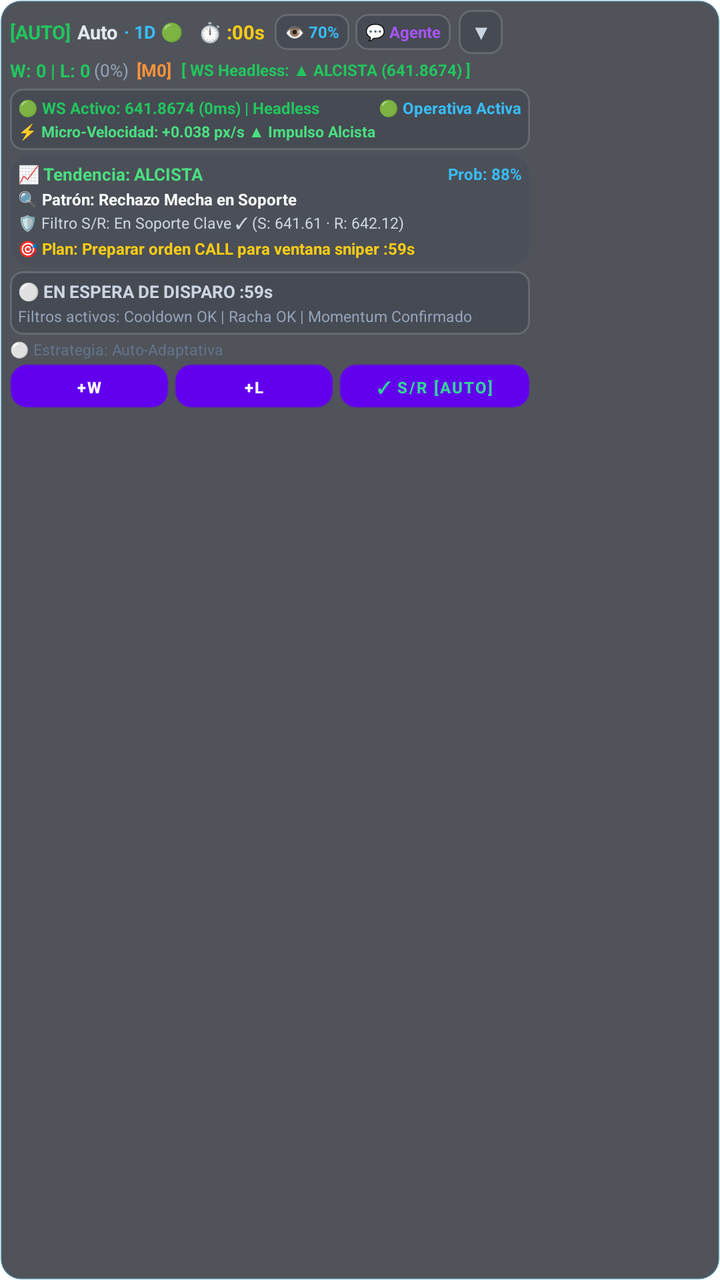
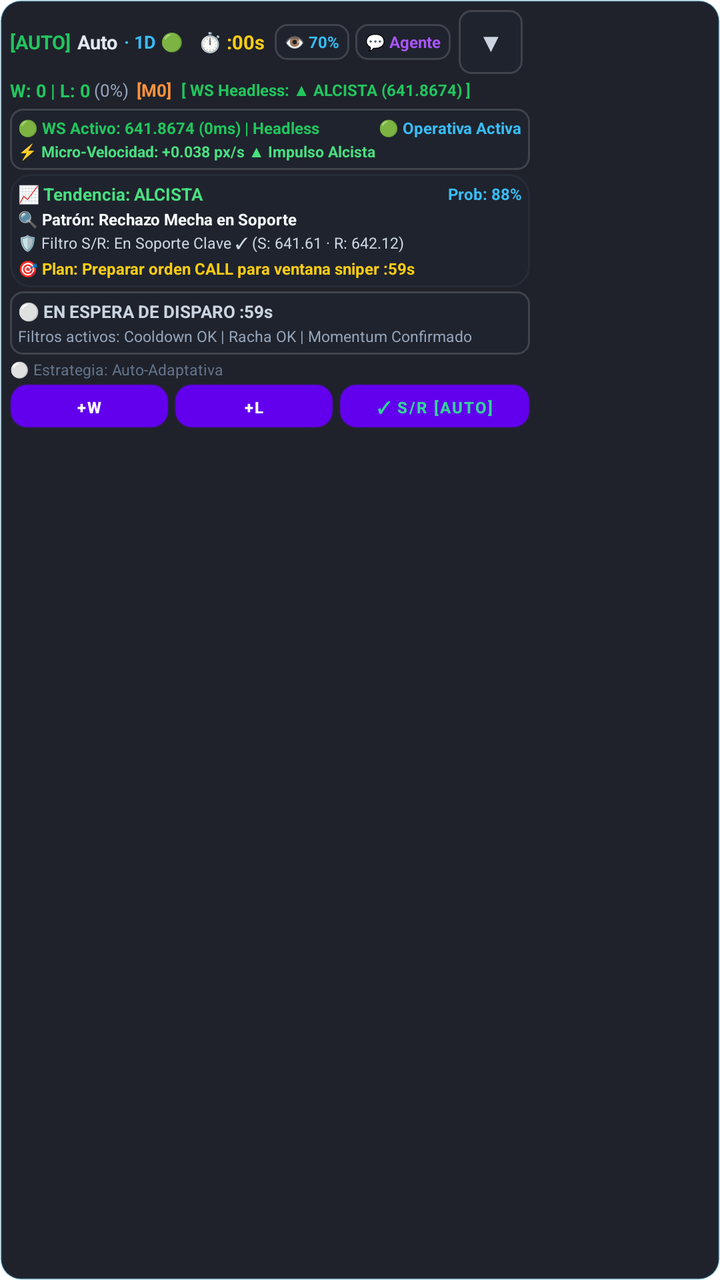

Screens rendered from an Android XML layout before and after an edit, with the pre-edit source and the edit as a unified diff.
<!-- AndroidManifest.xml: application theme Theme.TradeDraw -->
<!-- res/layout/layout_trading_hud.xml -->
<?xml version="1.0" encoding="utf-8"?>
<LinearLayout xmlns:android="http://schemas.android.com/apk/res/android"
    android:id="@+id/hud_root"
    android:layout_width="wrap_content"
    android:layout_height="wrap_content"
    android:orientation="vertical"
    android:background="@drawable/bg_hud_panel"
    android:padding="5dp"
    android:elevation="14dp">

    
    <LinearLayout
        android:id="@+id/hud_header_line1"
        android:layout_width="wrap_content"
        android:layout_height="wrap_content"
        android:orientation="horizontal"
        android:gravity="center_vertical">

        <TextView
            android:id="@+id/hud_mode"
            android:layout_width="wrap_content"
            android:layout_height="wrap_content"
            android:text="[AUTO]"
            android:textColor="#22c55e"
            android:textSize="9.5sp"
            android:textStyle="bold"
            android:paddingEnd="3dp" />

        <TextView
            android:id="@+id/hud_strategy"
            android:layout_width="wrap_content"
            android:layout_height="wrap_content"
            android:text="Auto"
            android:textColor="#e2e8f0"
            android:textSize="9.5sp"
            android:textStyle="bold" />

        <TextView
            android:id="@+id/hud_streak_badge"
            android:layout_width="wrap_content"
            android:layout_height="wrap_content"
            android:text="· 1D 🟢"
            android:textColor="#38bdf8"
            android:textSize="9sp"
            android:textStyle="bold"
            android:layout_marginStart="3dp" />

        <TextView
            android:id="@+id/hud_timer"
            android:layout_width="wrap_content"
            android:layout_height="wrap_content"
            android:text=" ⏱️ :00s"
            android:textColor="#facc15"
            android:textSize="9.5sp"
            android:textStyle="bold"
            android:layout_marginStart="5dp" />

        
        <TextView
            android:id="@+id/hud_btn_opacity"
            android:layout_width="wrap_content"
            android:layout_height="18dp"
            android:text=" 👁️ 70% "
            android:textColor="#38bdf8"
            android:textSize="8sp"
            android:textStyle="bold"
            android:gravity="center"
            android:background="@drawable/bg_hud_chip"
            android:layout_marginStart="5dp"
            android:paddingHorizontal="3dp"
            android:clickable="true"
            android:focusable="true" />

        
        <TextView
            android:id="@+id/hud_btn_chat"
            android:layout_width="wrap_content"
            android:layout_height="18dp"
            android:text=" 💬 Agente "
            android:textColor="#a855f7"
            android:textSize="8sp"
            android:textStyle="bold"
            android:gravity="center"
            android:background="@drawable/bg_hud_chip"
            android:layout_marginStart="3dp"
            android:paddingHorizontal="3dp"
            android:clickable="true"
            android:focusable="true" />

        
        <TextView
            android:id="@+id/hud_btn_collapse"
            android:layout_width="22dp"
            android:layout_height="22dp"
            android:text="▼"
            android:textColor="#cbd5e1"
            android:textSize="9.5sp"
            android:textStyle="bold"
            android:gravity="center"
            android:background="@drawable/bg_hud_chip"
            android:layout_marginStart="4dp"
            android:clickable="true"
            android:focusable="true" />
    </LinearLayout>

    
    <LinearLayout
        android:id="@+id/hud_opacity_slider_container"
        android:layout_width="match_parent"
        android:layout_height="24dp"
        android:orientation="horizontal"
        android:gravity="center_vertical"
        android:background="@drawable/bg_hud_chip"
        android:paddingHorizontal="6dp"
        android:layout_marginTop="2dp"
        android:visibility="gone">

        <TextView
            android:layout_width="wrap_content"
            android:layout_height="wrap_content"
            android:text="👁️ Opacidad"
            android:textColor="#38bdf8"
            android:textSize="8sp"
            android:textStyle="bold" />

        <SeekBar
            android:id="@+id/hud_seek_opacity"
            android:layout_width="0dp"
            android:layout_height="wrap_content"
            android:layout_weight="1"
            android:max="80"
            android:progress="50"
            android:thumbTint="#38bdf8"
            android:progressTint="#38bdf8"
            android:progressBackgroundTint="#334155" />

        <TextView
            android:id="@+id/hud_txt_opacity_value"
            android:layout_width="28dp"
            android:layout_height="wrap_content"
            android:text="70%"
            android:gravity="end"
            android:textColor="#f8fafc"
            android:textSize="8sp"
            android:textStyle="bold" />
    </LinearLayout>

    
    <LinearLayout
        android:id="@+id/hud_header_line2"
        android:layout_width="wrap_content"
        android:layout_height="wrap_content"
        android:orientation="horizontal"
        android:gravity="center_vertical"
        android:layout_marginTop="2dp">

        <TextView
            android:id="@+id/hud_stats"
            android:layout_width="wrap_content"
            android:layout_height="wrap_content"
            android:text="W: 0 | L: 0"
            android:textColor="#22c55e"
            android:textSize="9sp"
            android:textStyle="bold" />

        <TextView
            android:id="@+id/hud_winrate"
            android:layout_width="wrap_content"
            android:layout_height="wrap_content"
            android:text=" (0%)"
            android:textColor="#94a3b8"
            android:textSize="8.5sp" />

        <TextView
            android:id="@+id/hud_martingale_badge"
            android:layout_width="wrap_content"
            android:layout_height="wrap_content"
            android:text=" [M0]"
            android:textColor="#fb923c"
            android:textSize="8.5sp"
            android:textStyle="bold"
            android:layout_marginStart="2dp" />

        
        <TextView
            android:id="@+id/hud_power_bar"
            android:layout_width="wrap_content"
            android:layout_height="wrap_content"
            android:text="[ WS Headless: ▲ ALCISTA (641.8674) ]"
            android:textColor="#22c55e"
            android:textSize="8sp"
            android:textStyle="bold"
            android:layout_marginStart="5dp" />
    </LinearLayout>

    
    <LinearLayout
        android:id="@+id/hud_details_container"
        android:layout_width="260dp"
        android:layout_height="wrap_content"
        android:orientation="vertical"
        android:layout_marginTop="3dp"
        android:visibility="visible">

        
        <LinearLayout
            android:id="@+id/hud_manual_fallback_alert"
            android:layout_width="match_parent"
            android:layout_height="wrap_content"
            android:orientation="vertical"
            android:background="@drawable/bg_hud_chip"
            android:padding="6dp"
            android:layout_marginBottom="3dp"
            android:gravity="center"
            android:visibility="gone">

            <TextView
                android:id="@+id/hud_manual_fallback_title"
                android:layout_width="wrap_content"
                android:layout_height="wrap_content"
                android:text="🚨 ¡PULSA MANUAL! 🚨"
                android:textColor="#ffffff"
                android:textSize="11sp"
                android:textStyle="bold" />

            <TextView
                android:id="@+id/hud_manual_fallback_action"
                android:layout_width="wrap_content"
                android:layout_height="wrap_content"
                android:text="▲ CALL (SUBE) ▲"
                android:textColor="#22c55e"
                android:textSize="13sp"
                android:textStyle="bold"
                android:layout_marginTop="2dp" />
        </LinearLayout>

        
        <LinearLayout
            android:layout_width="match_parent"
            android:layout_height="wrap_content"
            android:orientation="vertical"
            android:background="@drawable/bg_hud_chip"
            android:padding="4dp"
            android:layout_marginBottom="2dp">

            <LinearLayout
                android:layout_width="match_parent"
                android:layout_height="wrap_content"
                android:orientation="horizontal"
                android:gravity="center_vertical">

                <TextView
                    android:id="@+id/hud_diag"
                    android:layout_width="0dp"
                    android:layout_height="wrap_content"
                    android:layout_weight="1"
                    android:text="🟢 WS Activo: 641.8674 (0ms) | Headless"
                    android:textColor="#22c55e"
                    android:textSize="8sp"
                    android:textStyle="bold" />

                <TextView
                    android:id="@+id/hud_status"
                    android:layout_width="wrap_content"
                    android:layout_height="wrap_content"
                    android:text="🟢 Operativa Activa"
                    android:textColor="#38bdf8"
                    android:textSize="8sp"
                    android:textStyle="bold" />
            </LinearLayout>

            
            <TextView
                android:id="@+id/hud_tick_velocity"
                android:layout_width="match_parent"
                android:layout_height="wrap_content"
                android:text="⚡ Micro-Velocidad: +0.038 px/s ▲ Impulso Alcista"
                android:textColor="#4ade80"
                android:textSize="7.5sp"
                android:textStyle="bold"
                android:layout_marginTop="1dp" />
        </LinearLayout>

        
        <LinearLayout
            android:id="@+id/hud_didactic_card"
            android:layout_width="match_parent"
            android:layout_height="wrap_content"
            android:orientation="vertical"
            android:background="@drawable/bg_hud_signal_idle"
            android:padding="4dp"
            android:layout_marginBottom="2dp">

            
            <LinearLayout
                android:layout_width="match_parent"
                android:layout_height="wrap_content"
                android:orientation="horizontal"
                android:gravity="center_vertical">

                <TextView
                    android:id="@+id/hud_trend_badge"
                    android:layout_width="0dp"
                    android:layout_height="wrap_content"
                    android:layout_weight="1"
                    android:text="📈 Tendencia: ALCISTA"
                    android:textColor="#4ade80"
                    android:textSize="8.5sp"
                    android:textStyle="bold" />

                <TextView
                    android:id="@+id/hud_prob_badge"
                    android:layout_width="wrap_content"
                    android:layout_height="wrap_content"
                    android:text="Prob: 88%"
                    android:textColor="#38bdf8"
                    android:textSize="8sp"
                    android:textStyle="bold" />
            </LinearLayout>

            
            <TextView
                android:id="@+id/hud_detected_pattern"
                android:layout_width="match_parent"
                android:layout_height="wrap_content"
                android:text="🔍 Patrón: Rechazo Mecha en Soporte"
                android:textColor="#f8fafc"
                android:textSize="8sp"
                android:textStyle="bold"
                android:layout_marginTop="1dp" />

            
            <TextView
                android:id="@+id/hud_sr_filter_badge"
                android:layout_width="match_parent"
                android:layout_height="wrap_content"
                android:text="🛡️ Filtro S/R: En Soporte Clave ✓ (S: 641.61 · R: 642.12)"
                android:textColor="#cbd5e1"
                android:textSize="7.5sp"
                android:layout_marginTop="1dp" />

            
            <TextView
                android:id="@+id/hud_planned_action"
                android:layout_width="match_parent"
                android:layout_height="wrap_content"
                android:text="🎯 Plan: Preparar orden CALL para ventana sniper :59s"
                android:textColor="#facc15"
                android:textSize="8sp"
                android:textStyle="bold"
                android:layout_marginTop="2dp" />
        </LinearLayout>

        
        <LinearLayout
            android:id="@+id/hud_signal_card"
            android:layout_width="match_parent"
            android:layout_height="wrap_content"
            android:orientation="vertical"
            android:background="@drawable/bg_hud_chip"
            android:padding="4dp"
            android:layout_marginBottom="2dp">

            <LinearLayout
                android:layout_width="match_parent"
                android:layout_height="wrap_content"
                android:orientation="horizontal"
                android:gravity="center_vertical">

                <TextView
                    android:id="@+id/hud_signal_title"
                    android:layout_width="0dp"
                    android:layout_height="wrap_content"
                    android:layout_weight="1"
                    android:text="⚪ EN ESPERA DE DISPARO :59s"
                    android:textColor="#cbd5e1"
                    android:textSize="8.5sp"
                    android:textStyle="bold" />

                <TextView
                    android:id="@+id/hud_signal_countdown"
                    android:layout_width="wrap_content"
                    android:layout_height="wrap_content"
                    android:text=""
                    android:textColor="#facc15"
                    android:textSize="8sp"
                    android:textStyle="bold"
                    android:visibility="gone" />
            </LinearLayout>

            <TextView
                android:id="@+id/hud_signal_desc"
                android:layout_width="match_parent"
                android:layout_height="wrap_content"
                android:text="Filtros activos: Cooldown OK | Racha OK | Momentum Confirmado"
                android:textColor="#94a3b8"
                android:textSize="7.5sp"
                android:layout_marginTop="1dp" />
        </LinearLayout>

        
        <TextView
            android:id="@+id/hud_hint"
            android:layout_width="wrap_content"
            android:layout_height="wrap_content"
            android:text="⚪ Estrategia: Auto-Adaptativa"
            android:textColor="#64748b"
            android:textSize="7.5sp"
            android:layout_marginBottom="2dp" />

        
        <LinearLayout
            android:layout_width="match_parent"
            android:layout_height="wrap_content"
            android:orientation="horizontal"
            android:gravity="center_vertical">

            <Button
                android:id="@+id/hud_btn_win"
                android:layout_width="0dp"
                android:layout_height="22dp"
                android:layout_weight="1"
                android:text="+W"
                android:textSize="8sp"
                android:textStyle="bold"
                android:textColor="#ffffff"
                android:background="@drawable/bg_hud_btn_win"
                android:padding="0dp" />

            <Button
                android:id="@+id/hud_btn_loss"
                android:layout_width="0dp"
                android:layout_height="22dp"
                android:layout_weight="1"
                android:text="+L"
                android:textSize="8sp"
                android:textStyle="bold"
                android:textColor="#ffffff"
                android:background="@drawable/bg_hud_btn_loss"
                android:layout_marginStart="3dp"
                android:padding="0dp" />

            <Button
                android:id="@+id/hud_btn_recalc_ai"
                android:layout_width="0dp"
                android:layout_height="22dp"
                android:layout_weight="1.2"
                android:text="✓ S/R [Auto]"
                android:textSize="8sp"
                android:textStyle="bold"
                android:textColor="#34d399"
                android:background="@drawable/bg_hud_btn_recalc"
                android:layout_marginStart="3dp"
                android:padding="0dp" />
        </LinearLayout>
    </LinearLayout>

</LinearLayout>
<!-- resources referenced by this layout -->
<resources>
  <!-- drawable bg_hud_btn_loss (drawable) -->
  <?xml version="1.0" encoding="utf-8"?>
  <ripple xmlns:android="http://schemas.android.com/apk/res/android"
      android:color="#40FFFFFF">
      <item>
          <shape android:shape="rectangle">
              <gradient
                  android:startColor="#F43F5E"
                  android:endColor="#E11D48"
                  android:angle="270" />
              <corners android:radius="8dp" />
              <stroke
                  android:width="1dp"
                  android:color="#4DFB7185" />
          </shape>
      </item>
  </ripple>
  <!-- drawable bg_hud_btn_recalc (drawable) -->
  <?xml version="1.0" encoding="utf-8"?>
  <ripple xmlns:android="http://schemas.android.com/apk/res/android"
      android:color="#40FFFFFF">
      <item>
          <shape android:shape="rectangle">
              <gradient
                  android:startColor="#0284c7"
                  android:endColor="#0369a1"
                  android:angle="270" />
              <corners android:radius="8dp" />
              <stroke
                  android:width="1dp"
                  android:color="#4D38BDF8" />
          </shape>
      </item>
  </ripple>
  <!-- drawable bg_hud_btn_win (drawable) -->
  <?xml version="1.0" encoding="utf-8"?>
  <ripple xmlns:android="http://schemas.android.com/apk/res/android"
      android:color="#40FFFFFF">
      <item>
          <shape android:shape="rectangle">
              <gradient
                  android:startColor="#10B981"
                  android:endColor="#059669"
                  android:angle="270" />
              <corners android:radius="8dp" />
              <stroke
                  android:width="1dp"
                  android:color="#4D34D399" />
          </shape>
      </item>
  </ripple>
  <!-- drawable bg_hud_chip (drawable) -->
  <?xml version="1.0" encoding="utf-8"?>
  <shape xmlns:android="http://schemas.android.com/apk/res/android"
      android:shape="rectangle">
      <solid android:color="#331E293B" />
      <corners android:radius="6dp" />
      <stroke
          android:width="1dp"
          android:color="#26FFFFFF" />
  </shape>
  <!-- drawable bg_hud_panel (drawable) -->
  <?xml version="1.0" encoding="utf-8"?>
  <shape xmlns:android="http://schemas.android.com/apk/res/android"
      android:shape="rectangle">
      <solid android:color="#B3070A14" />
      <corners android:radius="10dp" />
      <stroke
          android:width="1dp"
          android:color="#3338BDF8" />
  </shape>
  <!-- drawable bg_hud_signal_idle (drawable) -->
  <?xml version="1.0" encoding="utf-8"?>
  <shape xmlns:android="http://schemas.android.com/apk/res/android"
      android:shape="rectangle">
      <solid android:color="#1A1E293B" />
      <corners android:radius="10dp" />
      <stroke
          android:width="1dp"
          android:color="#33475569" />
  </shape>
  <style name="Theme.TradeDraw" parent="Theme.MaterialComponents.DayNight.NoActionBar" />
</resources>

<!-- the commit's change to res/layout/layout_trading_hud.xml (unified diff, before → after) -->
@@ -1,7 +1,7 @@
 <?xml version="1.0" encoding="utf-8"?>
 <LinearLayout xmlns:android="http://schemas.android.com/apk/res/android"
     android:id="@+id/hud_root"
-    android:layout_width="wrap_content"
+    android:layout_width="match_parent"
     android:layout_height="wrap_content"
     android:orientation="vertical"
     android:background="@drawable/bg_hud_panel"
@@ -90,11 +90,13 @@
         
         <TextView
             android:id="@+id/hud_btn_collapse"
-            android:layout_width="22dp"
-            android:layout_height="22dp"
+            android:layout_width="32dp"
+            android:layout_height="32dp"
+            android:minWidth="32dp"
+            android:minHeight="32dp"
             android:text="▼"
             android:textColor="#cbd5e1"
-            android:textSize="9.5sp"
+            android:textSize="12sp"
             android:textStyle="bold"
             android:gravity="center"
             android:background="@drawable/bg_hud_chip"
<!-- resource entries referenced after the edit -->
@@ -65,7 +65,7 @@
   <?xml version="1.0" encoding="utf-8"?>
   <shape xmlns:android="http://schemas.android.com/apk/res/android"
       android:shape="rectangle">
-      <solid android:color="#B3070A14" />
+      <solid android:color="#E6070A14" />
       <corners android:radius="10dp" />
       <stroke
           android:width="1dp"
